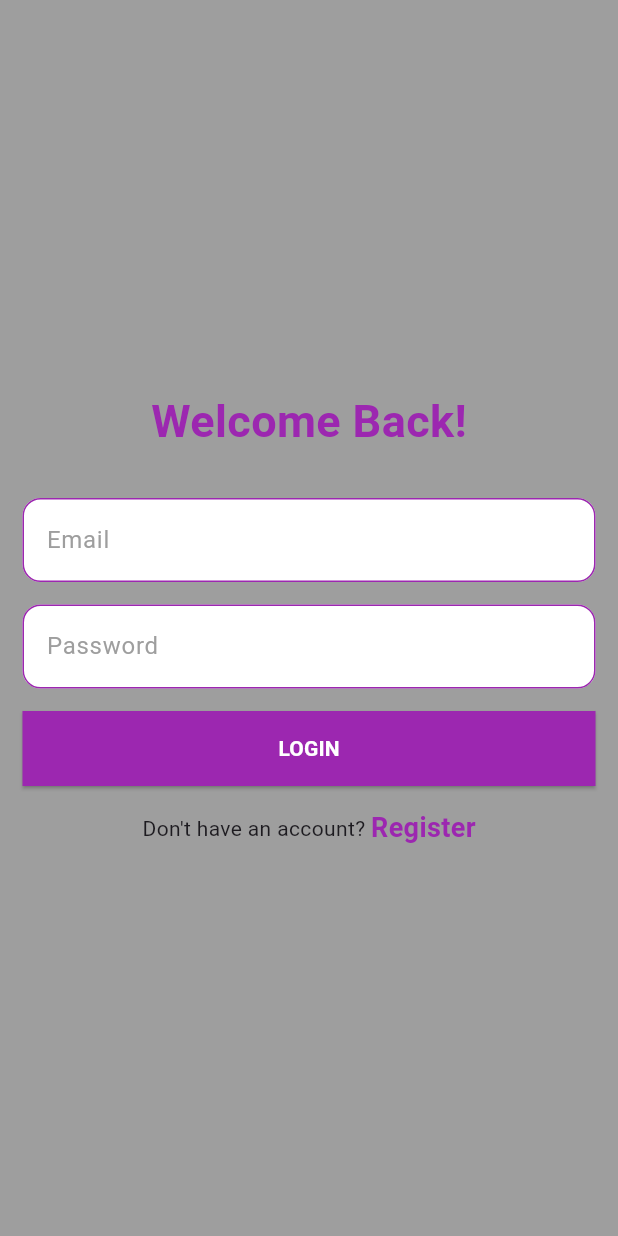
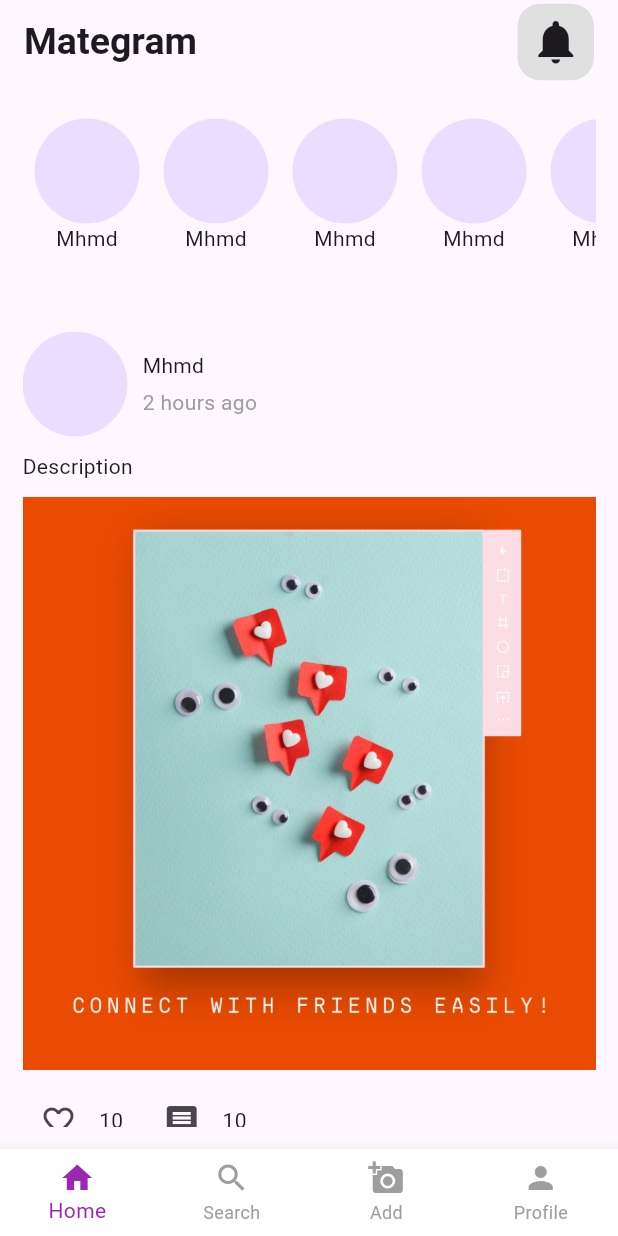
Before and after one commit to mhmdnd10/mategramMobile, a Flutter app: the LoginView screen opened by its route, after a tap on "LOGIN", on a phone screen of 412 x 824 dp. Run offline on Flutter 3.47's test engine with Material 3 defaults, Android fonts, the phone set to English and light mode, and no system bars; our stand-ins replace get.

Commit message:
third commit

```diff
--- /dev/null
+++ b/lib/Bindings/HomeBinding.dart
@@ -0,0 +1,9 @@
+import 'package:get/get.dart';
+import 'package:mategram/Controllers/HomeController.dart';
+
+class HomeBinding extends Bindings {
+  @override
+  void dependencies() {
+    Get.lazyPut(() => HomeController());
+  }
+}
--- /dev/null
+++ b/lib/Bindings/SearchBinding.dart
@@ -0,0 +1,9 @@
+import 'package:get/get.dart';
+import 'package:mategram/Controllers/SearchController.dart';
+
+class SearchBinding extends Bindings {
+  @override
+  void dependencies() {
+    Get.lazyPut(() => Searchcontroller());
+  }
+}
--- a/lib/Components/ElevatedButton.dart
+++ b/lib/Components/ElevatedButton.dart
@@ -1,15 +1,17 @@
 import 'package:flutter/material.dart';
 
+// ignore: must_be_immutable
 class Elevatedbutton extends StatelessWidget {
-  Elevatedbutton({
-    super.key,
-    required this.text,
-    required this.backColor,
-    required this.foreColor,
-  });
+  Elevatedbutton(
+      {super.key,
+      required this.text,
+      required this.backColor,
+      required this.foreColor,
+      required this.onPressed});
   String text;
   Color backColor;
   Color foreColor;
+  final VoidCallback onPressed;
   @override
   Widget build(BuildContext context) {
     return ElevatedButton(
@@ -21,7 +23,7 @@ class Elevatedbutton extends StatelessWidget {
         ),
         padding: EdgeInsets.symmetric(vertical: 15, horizontal: 30),
       ),
-      onPressed: () {},
+      onPressed: onPressed,
       child: Text(
         text,
         style: TextStyle(
--- a/lib/Components/TextField.dart
+++ b/lib/Components/TextField.dart
@@ -1,5 +1,6 @@
 import 'package:flutter/material.dart';
 
+// ignore: must_be_immutable
 class Textfield extends StatelessWidget {
   Textfield({
     super.key,
@@ -8,12 +9,14 @@ class Textfield extends StatelessWidget {
     this.icon,
     this.inputType,
     required this.obsqureText,
+    this.onPressed,
   });
   String hintText;
   bool obsqureText;
   TextEditingController controller;
-  Icon? icon;
+  IconData? icon;
   TextInputType? inputType;
+  VoidCallback? onPressed;
 
   @override
   Widget build(BuildContext context) {
@@ -22,6 +25,7 @@ class Textfield extends StatelessWidget {
       controller: controller,
       obscureText: obsqureText,
       decoration: InputDecoration(
+        suffixIcon: IconButton(onPressed: onPressed, icon: Icon(icon)),
         filled: true,
         fillColor: Colors.white,
         hintText: hintText,
--- /dev/null
+++ b/lib/Controllers/HomeController.dart
@@ -0,0 +1,15 @@
+// ignore: file_names
+import 'package:get/get.dart';
+import 'package:mategram/Routes/AppRoute.dart';
+
+class HomeController extends GetxController {
+  var selectedIndex = 0.obs;
+  void onItemTapped(int index) {
+    selectedIndex.value = index;
+    if (index == 0) {
+      Get.offAllNamed(AppRoute.home);
+    } else if (index == 1) {
+      Get.toNamed(AppRoute.search);
+    }
+  }
+}
--- /dev/null
+++ b/lib/Controllers/SearchController.dart
@@ -0,0 +1,6 @@
+import 'package:flutter/widgets.dart';
+import 'package:get/get.dart';
+
+class Searchcontroller extends GetxController {
+  TextEditingController search = TextEditingController();
+}
--- a/lib/Routes/AppPages.dart
+++ b/lib/Routes/AppPages.dart
@@ -1,9 +1,14 @@
+// ignore: file_names
 import 'package:get/get.dart';
+import 'package:mategram/Bindings/HomeBinding.dart';
 import 'package:mategram/Bindings/LoginBinding.dart';
 import 'package:mategram/Bindings/RegisterBinding.dart';
+import 'package:mategram/Bindings/SearchBinding.dart';
 import 'package:mategram/Routes/AppRoute.dart';
+import 'package:mategram/Views/HomeView.dart';
 import 'package:mategram/Views/LoginView.dart';
 import 'package:mategram/Views/RegisterView.dart';
+import 'package:mategram/Views/SearchView.dart';
 
 class AppPages {
   static final List<GetPage> pages = [
@@ -16,6 +21,16 @@ class AppPages {
       name: AppRoute.login,
       page: () => const LoginView(),
       binding: LoginBinding(),
+    ),
+    GetPage(
+      name: AppRoute.home,
+      page: () => HomeView(),
+      binding: HomeBinding(),
+    ),
+    GetPage(
+      name: AppRoute.search,
+      page: () => SearchView(),
+      binding: SearchBinding(),
     )
   ];
 }
--- a/lib/Routes/AppRoute.dart
+++ b/lib/Routes/AppRoute.dart
@@ -1,4 +1,6 @@
 class AppRoute {
   static const String register = '/register';
   static const String login = '/login';
+  static const String home = '/home';
+  static const String search = '/search';
 }
--- /dev/null
+++ b/lib/Views/HomeView.dart
@@ -0,0 +1,173 @@
+import 'package:flutter/material.dart';
+import 'package:get/get.dart';
+import 'package:mategram/Controllers/HomeController.dart';
+
+class HomeView extends StatefulWidget {
+  HomeView({super.key});
+
+  @override
+  State<HomeView> createState() => _HomeViewState();
+}
+
+final HomeController controller = Get.put(HomeController());
+
+class _HomeViewState extends State<HomeView> {
+  @override
+  Widget build(BuildContext context) {
+    return Scaffold(
+      appBar: AppBar(
+        forceMaterialTransparency: true,
+        title: Row(
+          mainAxisAlignment: MainAxisAlignment.spaceBetween,
+          children: [
+            Text(
+              "Mategram",
+              style: TextStyle(
+                fontSize: 25,
+                fontWeight: FontWeight.bold,
+              ),
+            ),
+            Container(
+              decoration: BoxDecoration(
+                color: Colors.grey[300],
+                borderRadius: BorderRadius.circular(15),
+              ),
+              child: IconButton(
+                onPressed: () {},
+                icon: Icon(
+                  Icons.notifications,
+                  size: 35,
+                ),
+              ),
+            ),
+          ],
+        ),
+      ),
+      body: Padding(
+        padding: EdgeInsets.all(15),
+        child: Column(
+          children: [
+            SizedBox(
+              height: 150,
+              child: ListView.builder(
+                scrollDirection: Axis.horizontal,
+                itemCount: 8,
+                itemBuilder: (context, index) {
+                  return GestureDetector(
+                    onTap: () {},
+                    child: Padding(
+                      padding: const EdgeInsets.all(8.0),
+                      child: Column(
+                        children: [
+                          CircleAvatar(
+                            radius: 35,
+                          ),
+                          Text('Mhmd'),
+                        ],
+                      ),
+                    ),
+                  );
+                },
+              ),
+            ),
+            Expanded(
+              child: ListView.builder(
+                itemCount: 8,
+                itemBuilder: (context, index) {
+                  return Column(
+                    crossAxisAlignment: CrossAxisAlignment.start,
+                    children: [
+                      Row(
+                        children: [
+                          CircleAvatar(
+                            radius: 35,
+                          ),
+                          SizedBox(
+                            width: 10,
+                          ),
+                          Column(
+                            crossAxisAlignment: CrossAxisAlignment.start,
+                            children: [
+                              Text("Mhmd"),
+                              const SizedBox(
+                                height: 5,
+                              ),
+                              Text(
+                                "2 hours ago",
+                                style: TextStyle(
+                                  color: Colors.grey,
+                                ),
+                              ),
+                            ],
+                          ),
+                        ],
+                      ),
+                      const SizedBox(
+                        height: 10,
+                      ),
+                      Text("Description"),
+                      const SizedBox(
+                        height: 10,
+                      ),
+                      Image.asset("lib/images/Mategram design.png"),
+                      const SizedBox(
+                        height: 10,
+                      ),
+                      Row(
+                        children: [
+                          IconButton(
+                            onPressed: () {},
+                            icon: Icon(
+                              Icons.favorite_border_rounded,
+                            ),
+                          ),
+                          const SizedBox(
+                            width: 3,
+                          ),
+                          Text("10"),
+                          const SizedBox(
+                            width: 15,
+                          ),
+                          IconButton(
+                            onPressed: () {},
+                            icon: Icon(
+                              Icons.comment,
+                            ),
+                          ),
+                          const SizedBox(
+                            width: 3,
+                          ),
+                          Text("10"),
+                        ],
+                      ),
+                      const SizedBox(
+                        height: 25,
+                      ),
+                    ],
+                  );
+                },
+              ),
+            ),
+          ],
+        ),
+      ),
+      bottomNavigationBar: Obx(
+        () => BottomNavigationBar(
+          currentIndex: controller.selectedIndex.value,
+          onTap: controller.onItemTapped,
+          selectedItemColor: Colors.purple,
+          unselectedItemColor: Colors.grey,
+          backgroundColor: Colors.white,
+          type: BottomNavigationBarType.fixed,
+          items: [
+            BottomNavigationBarItem(icon: Icon(Icons.home), label: "Home"),
+            BottomNavigationBarItem(icon: Icon(Icons.search), label: "Search"),
+            BottomNavigationBarItem(
+                icon: Icon(Icons.add_a_photo), label: "Add"),
+            BottomNavigationBarItem(icon: Icon(Icons.person), label: "Profile"),
+          ],
+        ),
+      ),
+    );
+  }
+}
--- a/lib/Views/LoginView.dart
+++ b/lib/Views/LoginView.dart
@@ -59,6 +59,9 @@ class _LoginViewState extends State<LoginView> {
                     text: "LOGIN",
                     backColor: Colors.purple,
                     foreColor: Colors.white,
+                    onPressed: () {
+                      Get.offAllNamed(AppRoute.home);
+                    },
                   ),
                 ),
               ],
--- a/lib/Views/RegisterView.dart
+++ b/lib/Views/RegisterView.dart
@@ -83,6 +83,7 @@ class _RegisterViewState extends State<RegisterView> {
                     text: "REGISTER",
                     backColor: Colors.purple,
                     foreColor: Colors.white,
+                    onPressed: () {},
                   ),
                 ),
               ],
```
Also changed, not shown: lib/Models/User.dart (added, +62 -0 lines), lib/Views/SearchView.dart (added, +77 -0 lines).
